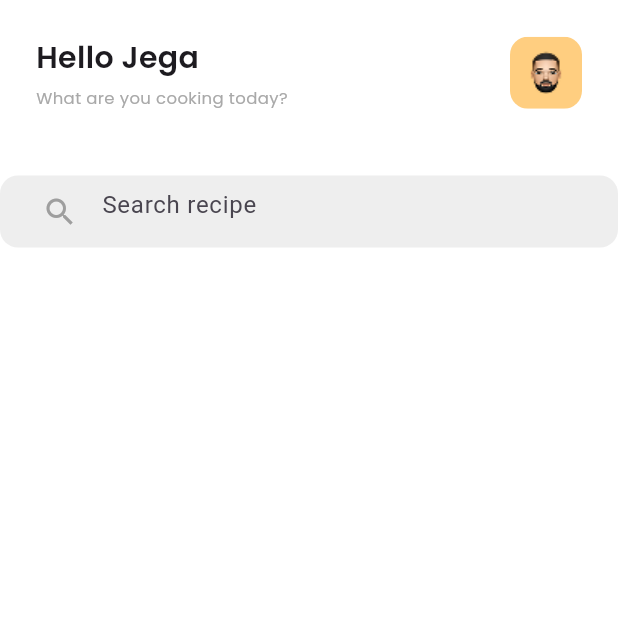
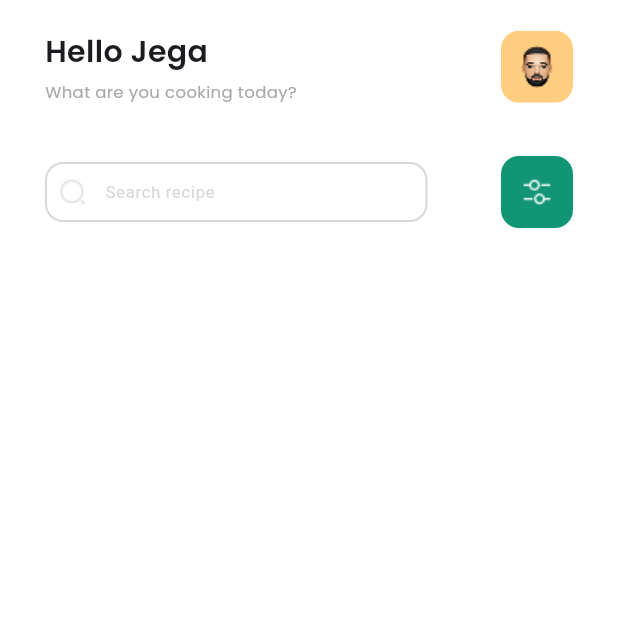
Before and after one commit to Dumitru-Bobeico/Laborator02_PAM, a Flutter app: the screen it shows after launch, on a phone screen of 412 x 824 dp, the top half of it. Run offline on Flutter 3.47's test engine with Material 3 defaults, Android fonts, the phone set to English and light mode, and no system bars; our stand-ins replace google_fonts.

Commit message:
made searchbar

```diff
--- a/cooking_app/lib/pages/main_page.dart
+++ b/cooking_app/lib/pages/main_page.dart
@@ -1,6 +1,7 @@
 import 'package:cooking_app/widgets/searchbar_component.dart';
 import 'package:flutter/material.dart';
 import '../widgets/header_component.dart';
+import '../resources/colors.dart';
 
 class MainPage extends StatelessWidget {
   const MainPage({super.key});
@@ -8,7 +9,7 @@ class MainPage extends StatelessWidget {
   @override
   Widget build(BuildContext context) {
     return const Scaffold(
-      backgroundColor: Colors.white,
+      backgroundColor: AppColors.white,
       body: SafeArea(
         child: Column(children: [HeaderComponent(), SearchBarComponent()]),
       ),
--- a/cooking_app/lib/resources/colors.dart
+++ b/cooking_app/lib/resources/colors.dart
@@ -1,6 +1,9 @@
 import 'package:flutter/material.dart';
 
 class AppColors {
-  static const Color neutralGray3 = Color(0xFFA9A9A9);
+  static const Color white = Color(0xFFFFFFFF);
+  static const Color gray3 = Color(0xFFA9A9A9);
+  static const Color gray4 = Color(0xFFD9D9D9);
   static const Color secondary40 = Color(0xFFFFCE80);
+  static const Color primary100 = Color(0xFF129575);
 }
--- a/cooking_app/lib/widgets/header_component.dart
+++ b/cooking_app/lib/widgets/header_component.dart
@@ -8,7 +8,7 @@ class HeaderComponent extends StatelessWidget {
   @override
   Widget build(BuildContext context) {
     return Padding(
-      padding: const EdgeInsets.all(24.0),
+      padding: const EdgeInsets.only(top: 20, left: 30, right: 30, bottom: 15),
       child: Column(
         crossAxisAlignment: CrossAxisAlignment.start,
         children: [
@@ -31,7 +31,7 @@ class HeaderComponent extends StatelessWidget {
                     style: GoogleFonts.poppins(
                       fontSize: 11,
                       fontWeight: FontWeight.w400,
-                      color: AppColors.neutralGray3,
+                      color: AppColors.gray3,
                     ),
                   ),
                 ],
--- a/cooking_app/lib/widgets/searchbar_component.dart
+++ b/cooking_app/lib/widgets/searchbar_component.dart
@@ -1,4 +1,4 @@
-// lib/components/search_bar.dart
+import 'package:cooking_app/resources/colors.dart';
 import 'package:flutter/material.dart';
 
 class SearchBarComponent extends StatelessWidget {
@@ -8,19 +8,58 @@ class SearchBarComponent extends StatelessWidget {
 
   @override
   Widget build(BuildContext context) {
-    return Container(
-      padding: const EdgeInsets.symmetric(horizontal: 16),
+    return Padding(
+      padding: const EdgeInsets.symmetric(horizontal: 30),
+      child: Row(
+        mainAxisAlignment: MainAxisAlignment.spaceBetween,
+        children: [
+          Container(
+            height: 40,
+            width: 255,
             decoration: BoxDecoration(
-        color: Colors.grey[200], // A light gray background
+              color: AppColors.white,
               borderRadius: BorderRadius.circular(12),
+              border: Border.all(color: AppColors.gray4, width: 1.3),
             ),
+            child: Row(
+              children: [
+                Padding(
+                  padding: const EdgeInsets.symmetric(horizontal: 8.0),
+                  child: Image.asset(
+                    'images/search-normal.png',
+                    width: 18,
+                    height: 18,
+                  ),
+                ),
+                Expanded(
                   child: TextField(
                     onChanged: onChanged,
+                    style: const TextStyle(fontSize: 11),
                     decoration: const InputDecoration(
                       hintText: 'Search recipe',
-          border: InputBorder.none, // Removes the default underline
-          prefixIcon: Icon(Icons.search, color: Colors.grey),
+                      hintStyle: TextStyle(
+                        color: AppColors.gray4,
+                        fontSize: 11,
                       ),
+                      border: InputBorder.none,
+                      contentPadding: EdgeInsets.only(left: 5, bottom: 10),
+                    ),
+                  ),
+                ),
+              ],
+            ),
+          ),
+          const SizedBox(width: 10),
+          ClipRRect(
+            borderRadius: BorderRadius.circular(12),
+            child: Container(
+              width: 48,
+              height: 48,
+              color: AppColors.primary100,
+              child: Image.asset('images/setting-4.png'),
+            ),
+          ),
+        ],
       ),
     );
   }
```
Also changed, not shown: cooking_app/images/search-normal.png (added), cooking_app/images/setting-4.png (added). Lines whose indentation alone changed are shown as unchanged.
